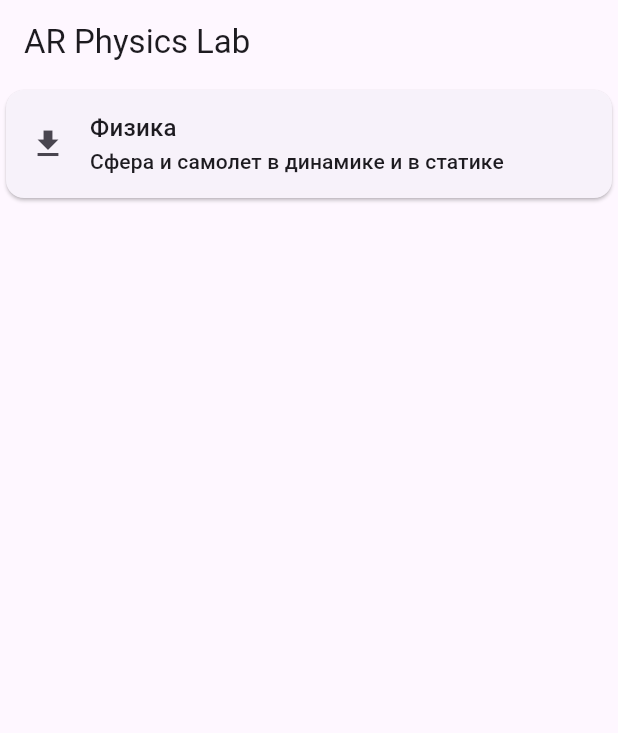
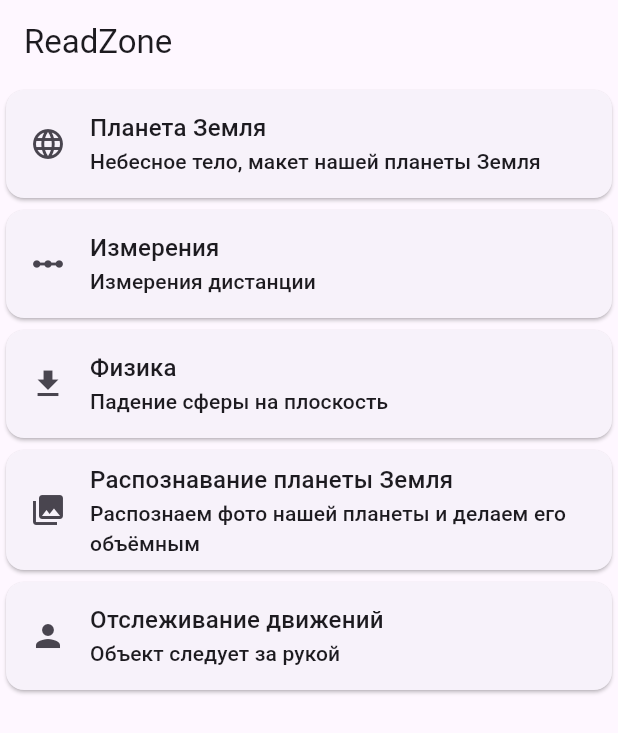
Before and after one commit to MrEthics/ar_physics_lab, a Flutter app: the screen it shows after launch, on a phone screen of 412 x 824 dp. Shown: the top 733 px of the screen. Run offline on Flutter 3.47's test engine with Material 3 defaults, Android fonts, the phone set to English and light mode, and no system bars; missing offline and left inert: arkit_plugin.

Commit message:
init commit 2

```diff
--- a/lib/main.dart
+++ b/lib/main.dart
@@ -1,3 +1,7 @@
+import 'body_tracking_page.dart';
+import 'earth_page.dart';
+import 'image_detection_page.dart';
+import 'measure_page.dart';
 import 'physics_page.dart';
 import 'package:flutter/material.dart';
 
@@ -8,17 +12,45 @@ class MyApp extends StatelessWidget {
   Widget build(BuildContext context) {
     final samples = [
       Sample(
+        'Планета Земля',
+        'Небесное тело, макет нашей планеты Земля',
+        Icons.language,
+            () => Navigator.of(context)
+            .push<void>(MaterialPageRoute(builder: (c) => EarthPage())),
+      ),
+      Sample(
+        'Измерения',
+        'Измерения дистанции',
+        Icons.linear_scale,
+            () => Navigator.of(context)
+            .push<void>(MaterialPageRoute(builder: (c) => MeasurePage())),
+      ),
+      Sample(
         'Физика',
-        'Сфера и самолет в динамике и в статике',
+        'Падение сферы на плоскость',
         Icons.file_download,
             () => Navigator.of(context)
             .push<void>(MaterialPageRoute(builder: (c) => PhysicsPage())),
+      ),
+      Sample(
+        'Распознавание планеты Земля',
+        'Распознаем фото нашей планеты и делаем его объёмным',
+        Icons.collections,
+            () => Navigator.of(context).push<void>(
+            MaterialPageRoute(builder: (c) => ImageDetectionPage())),
+      ),
+      Sample(
+        'Отслеживание движений',
+        'Объект следует за рукой',
+        Icons.person,
+            () => Navigator.of(context)
+            .push<void>(MaterialPageRoute(builder: (c) => BodyTrackingPage())),
       ),
     ];
 
     return Scaffold(
       appBar: AppBar(
-        title: const Text('AR Physics Lab'),
+        title: const Text('ReadZone'),
       ),
       body:
       ListView(children: samples.map((s) => SampleItem(item: s)).toList()),
--- a/pubspec.yaml
+++ b/pubspec.yaml
@@ -32,6 +32,7 @@ dependencies:
     sdk: flutter
   arkit_plugin: ^1.1.0
   vector_math: ^2.1.4
+  collection: ^1.18.0
 
 
   # The following adds the Cupertino Icons font to your application.
```
Also changed, not shown: lib/body_tracking_page.dart (added, +70 -0 lines), lib/earth_page.dart (added, +57 -0 lines), lib/image_detection_page.dart (added, +85 -0 lines), lib/measure_page.dart (added, +107 -0 lines), pubspec.lock.
